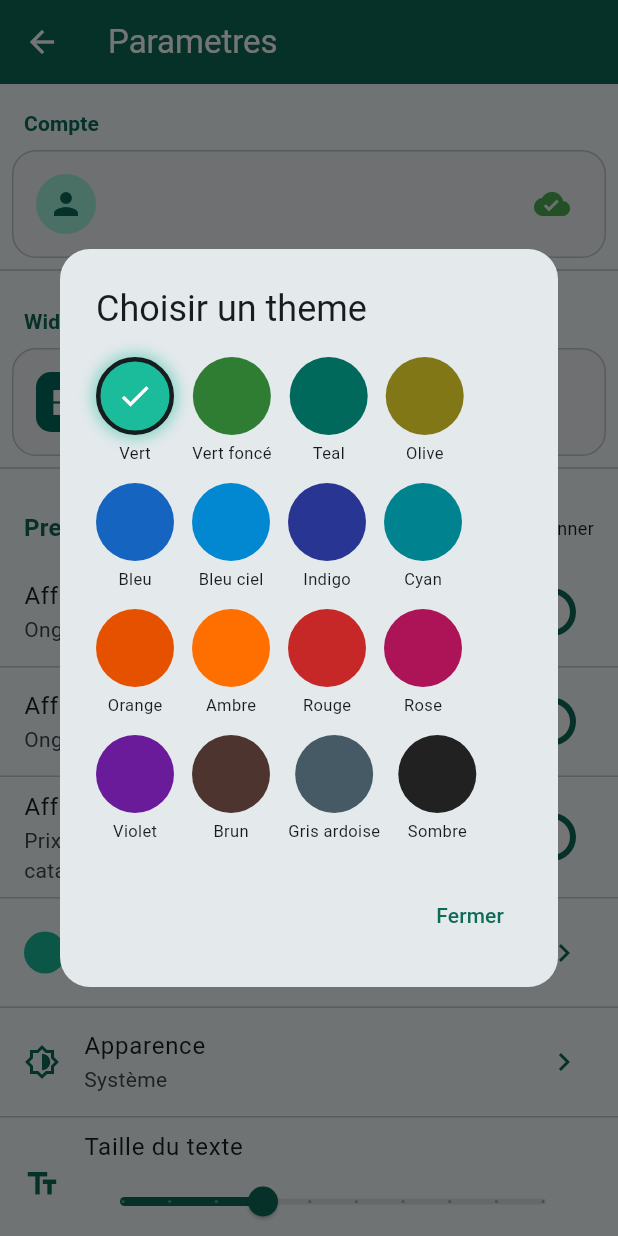
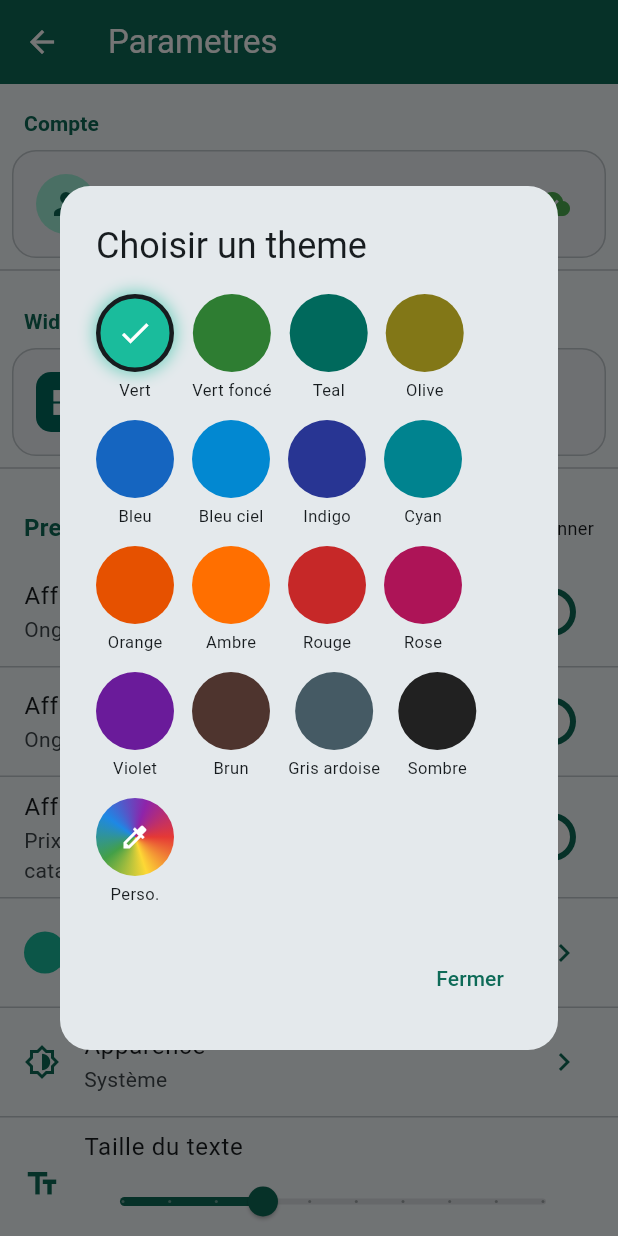
Before and after one commit to jeremygeorgesdurand-dev/SmartCart, a Flutter app: the ParametresScreen screen opened directly, after a tap on "Theme de couleur", on a phone screen of 412 x 824 dp. Run offline on Flutter 3.47's test engine with Material 3 defaults, Android fonts, the light colour scheme and no system bars; our stand-ins replace cloud_firestore, file_picker, firebase_auth, firebase_core, firebase_crashlytics, firebase_messaging and 12 more; missing offline and left inert: firebase_app_check, mobile_scanner; accounts and stored records are empty.

Commit message:
Ajoute un sélecteur de couleur libre et garde "succès" dans la teinte du thème
- "Terminé"/succès n'est plus un vert fixe mais une variante plus
  saturée du primary du thème choisi, pour rester dans la même famille
  de couleur (un thème brun reste brun, pas rouge).
- Nouveau bouton "Personnalisée…" dans Paramètres → Thème : sélecteur
  de couleur libre (roue + code hex) en plus des 16 couleurs
  prédéfinies, via flutter_colorpicker. Stocké comme "custom:RRGGBB",
  synchronisé avec le widget d'écran d'accueil comme les couleurs
  prédéfinies.
- Nouveau texteContrastant() dans theme_utils.dart : calcule noir ou
  blanc selon la luminosité du fond, pour garantir un texte lisible
  quelle que soit la couleur choisie (utilisé sur les boutons
  Vider/Supprimer plutôt qu'une couleur de texte fixe).

```diff
--- a/lib/screens/compte_screen.dart
+++ b/lib/screens/compte_screen.dart
@@ -130,7 +130,7 @@ class _CompteScreenState extends ConsumerState<CompteScreen> {
           FilledButton(
             style: FilledButton.styleFrom(
                 backgroundColor: couleurDanger(dialogCtx),
-                foregroundColor: Colors.white),
+                foregroundColor: texteContrastant(couleurDanger(dialogCtx))),
             onPressed: () => Navigator.pop(dialogCtx, true),
             child: const Text('Supprimer définitivement'),
           ),
--- a/lib/screens/listes_screen.dart
+++ b/lib/screens/listes_screen.dart
@@ -601,7 +601,8 @@ class _ListeCard extends ConsumerWidget {
               FilledButton(
                 style: FilledButton.styleFrom(
                     backgroundColor: couleurAvertissement(context),
-                    foregroundColor: Colors.black87),
+                    foregroundColor:
+                        texteContrastant(couleurAvertissement(context))),
                 onPressed: () async {
                   final items = await ref
                       .read(dbServiceProvider)
@@ -700,7 +701,7 @@ class _ListeCard extends ConsumerWidget {
               FilledButton(
                 style: FilledButton.styleFrom(
                     backgroundColor: couleurDanger(context),
-                    foregroundColor: Colors.white),
+                    foregroundColor: texteContrastant(couleurDanger(context))),
                 onPressed: () async {
                   // Les articles_liste sont supprimés en cascade (ON DELETE
                   // CASCADE) avec la liste : on les capture avant pour
--- a/lib/screens/parametres_screen.dart
+++ b/lib/screens/parametres_screen.dart
@@ -1,5 +1,6 @@
 import 'package:file_picker/file_picker.dart';
 import 'package:flutter/material.dart';
+import 'package:flutter_colorpicker/flutter_colorpicker.dart';
 import '../services/version_info.dart';
 import '../widgets/background_logo.dart';
 import 'compte_screen.dart';
@@ -14,7 +15,16 @@ import '../services/widget_service.dart';
 class ParametresScreen extends ConsumerWidget {
   const ParametresScreen({super.key});
 
+  // "custom:RRGGBB" = couleur choisie librement via le sélecteur
+  // "Personnalisée…", pas une des 16 couleurs prédéfinies ci-dessous.
+  Color? _couleurPersonnalisee(String c) {
+    if (!c.startsWith('custom:')) return null;
+    final hex = int.tryParse(c.substring('custom:'.length), radix: 16);
+    return hex == null ? null : Color(0xFF000000 | hex);
+  }
+
   String _nomTheme(String c) {
+    if (_couleurPersonnalisee(c) != null) return 'Personnalisée';
     const noms = {
       'vert': 'Vert', 'vert_fonce': 'Vert foncé', 'teal': 'Teal', 'olive': 'Olive',
       'bleu': 'Bleu', 'bleu_clair': 'Bleu ciel', 'indigo': 'Indigo', 'cyan': 'Cyan',
@@ -25,6 +35,8 @@ class ParametresScreen extends ConsumerWidget {
   }
 
   Color _couleurTheme(String c) {
+    final personnalisee = _couleurPersonnalisee(c);
+    if (personnalisee != null) return personnalisee;
     const couleurs = {
       'vert': Color(0xFF1ABC9C), 'vert_fonce': Color(0xFF2E7D32),
       'teal': Color(0xFF00695C), 'olive': Color(0xFF827717),
@@ -111,7 +123,7 @@ class ParametresScreen extends ConsumerWidget {
           child: Wrap(
             spacing: 12,
             runSpacing: 12,
-            children: themes.map((t) {
+            children: themes.map<Widget>((t) {
               final (id, nom, couleur) = t;
               final selected = actuel == id;
               return GestureDetector(
@@ -151,7 +163,12 @@ class ParametresScreen extends ConsumerWidget {
                   ],
                 ),
               );
-            }).toList(),
+            }).toList()
+              ..add(_SwatchPersonnalisee(
+                actuel: actuel,
+                couleurActuelle: _couleurPersonnalisee(actuel),
+                onTap: () => _choisirCouleurPersonnalisee(context, ref),
+              )),
           ),
         ),
         actions: [
@@ -162,6 +179,45 @@ class ParametresScreen extends ConsumerWidget {
         ],
       ),
     );
+  }
+
+  Future<void> _choisirCouleurPersonnalisee(
+      BuildContext context, WidgetRef ref) async {
+    Color choisie = _couleurTheme(ref.read(couleurThemeProvider));
+    final confirmee = await showDialog<Color>(
+      context: context,
+      builder: (dialogCtx) => AlertDialog(
+        title: const Text('Couleur personnalisée'),
+        content: SingleChildScrollView(
+          child: ColorPicker(
+            pickerColor: choisie,
+            onColorChanged: (c) => choisie = c,
+            enableAlpha: false,
+            pickerAreaHeightPercent: 0.7,
+            labelTypes: const [ColorLabelType.hex],
+          ),
+        ),
+        actions: [
+          TextButton(
+            onPressed: () => Navigator.pop(dialogCtx),
+            child: const Text('Annuler'),
+          ),
+          FilledButton(
+            onPressed: () => Navigator.pop(dialogCtx, choisie),
+            child: const Text('Valider'),
+          ),
+        ],
+      ),
+    );
+    if (confirmee == null) return;
+
+    final hex = confirmee.toARGB32().toRadixString(16).padLeft(8, '0');
+    final id = 'custom:${hex.substring(2).toUpperCase()}';
+    ref.read(couleurThemeProvider.notifier).state = id;
+    final prefs = await SharedPreferences.getInstance();
+    await prefs.setString('couleur_theme', id);
+    WidgetService.mettreAJourCouleur(confirmee.toARGB32());
+    if (context.mounted) Navigator.pop(context);
   }
 
   @override
@@ -291,6 +347,62 @@ class _Section extends StatelessWidget {
         ),
         child,
       ],
+    );
+  }
+}
+
+// Swatch "Personnalisée…" dans le sélecteur de thème : ouvre un vrai
+// sélecteur de couleur (roue HSV + hex) au lieu de se limiter aux 16
+// couleurs prédéfinies.
+class _SwatchPersonnalisee extends StatelessWidget {
+  final String actuel;
+  final Color? couleurActuelle;
+  final VoidCallback onTap;
+  const _SwatchPersonnalisee({
+    required this.actuel,
+    required this.couleurActuelle,
+    required this.onTap,
+  });
+
+  @override
+  Widget build(BuildContext context) {
+    final selected = couleurActuelle != null;
+    return GestureDetector(
+      onTap: onTap,
+      child: Column(
+        mainAxisSize: MainAxisSize.min,
+        children: [
+          Container(
+            width: 52, height: 52,
+            decoration: BoxDecoration(
+              shape: BoxShape.circle,
+              color: couleurActuelle,
+              gradient: selected
+                  ? null
+                  : const SweepGradient(colors: [
+                      Color(0xFFE53935), Color(0xFFFDD835), Color(0xFF43A047),
+                      Color(0xFF1E88E5), Color(0xFF8E24AA), Color(0xFFE53935),
+                    ]),
+              border: selected
+                  ? Border.all(
+                      color: Theme.of(context).colorScheme.onSurface, width: 3)
+                  : null,
+              boxShadow: selected
+                  ? [BoxShadow(
+                      color: couleurActuelle!.withValues(alpha: 0.5),
+                      blurRadius: 8, spreadRadius: 2)]
+                  : null,
+            ),
+            child: Icon(
+              selected ? Icons.check : Icons.colorize,
+              color: Colors.white,
+              size: selected ? 24 : 20,
+            ),
+          ),
+          const SizedBox(height: 4),
+          const Text('Perso.', style: TextStyle(fontSize: 11)),
+        ],
+      ),
     );
   }
 }
--- a/pubspec.yaml
+++ b/pubspec.yaml
@@ -33,6 +33,7 @@ dependencies:
   file_picker: ^11.0.2
   path_provider: ^2.1.6
   fl_chart: ^1.2.0
+  flutter_colorpicker: ^1.1.0
 
 dev_dependencies:
   flutter_test:
```
Also changed, not shown: lib/main.dart (+11 -0 lines), lib/utils/theme_utils.dart (+23 -9 lines), pubspec.lock.
